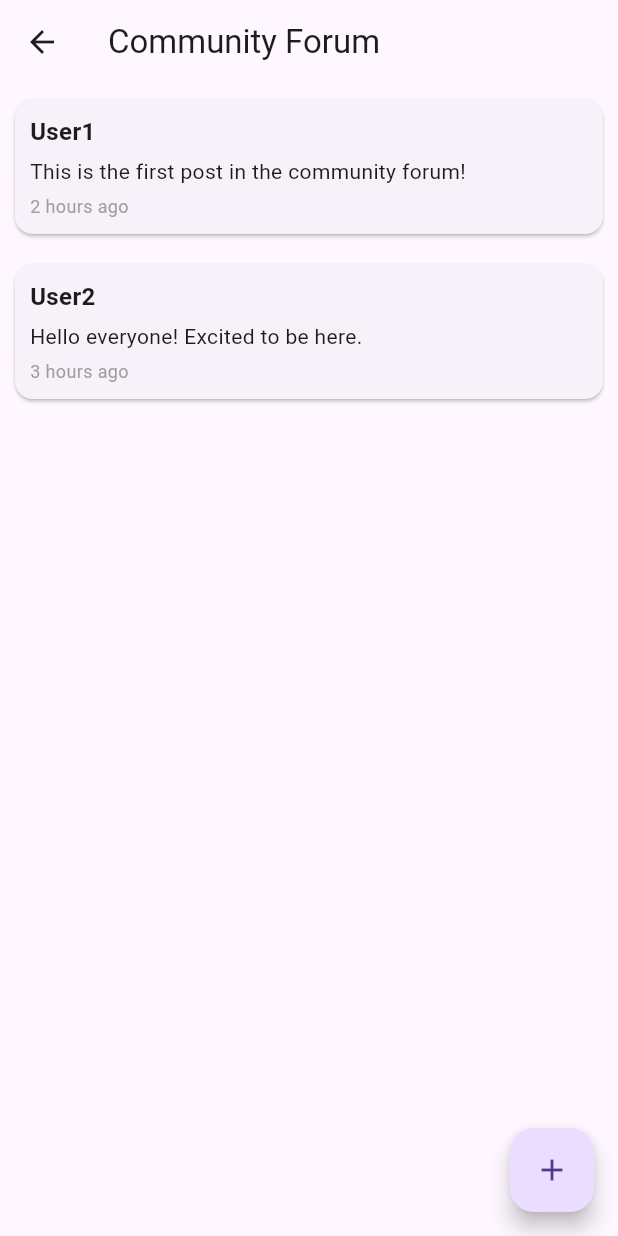
After one commit to mallickhiba/aws_cat_care, a Flutter app: the PanelHomePage screen opened by its route, after a tap on "Community Forum", on a phone screen of 412 x 824 dp. The commit adds this screen. Run offline on Flutter 3.47's test engine with Material 3 defaults, Android fonts, the light colour scheme and no system bars; our stand-ins replace cloud_firestore, device_info_plus, firebase_auth, firebase_core, google_sign_in, package_info_plus and 1 more; accounts and stored records are empty.

Commit message:
adding navigation

```diff
--- a/lib/main.dart
+++ b/lib/main.dart
@@ -1,7 +1,7 @@
 import 'package:aws_cat_care/pages/signin_page.dart';
 import 'package:aws_cat_care/pages/signup_page.dart';
 // import 'package:aws_cat_care/pages/welcome_page.dart';
-import 'package:aws_cat_care/pages/volunteer_dashboard.dart';
+import 'package:aws_cat_care/pages/TODO/volunteer_dashboard.dart';
 import 'package:aws_cat_care/pages/panel_homepage.dart';
 import 'package:cloud_firestore/cloud_firestore.dart';
 import 'package:firebase_auth/firebase_auth.dart';
--- /dev/null
+++ b/lib/pages/TODO/community_forum.dart
@@ -0,0 +1,77 @@
+import 'package:flutter/material.dart';
+
+class CommunityForumPage extends StatelessWidget {
+  @override
+  Widget build(BuildContext context) {
+    return Scaffold(
+      appBar: AppBar(
+        title: Text('Community Forum'),
+      ),
+      body: ListView(
+        children: <Widget>[
+          ForumPost(
+            username: 'User1',
+            postContent: 'This is the first post in the community forum!',
+            postTime: '2 hours ago',
+          ),
+          ForumPost(
+            username: 'User2',
+            postContent: 'Hello everyone! Excited to be here.',
+            postTime: '3 hours ago',
+          ),
+          // Add more ForumPost widgets here
+        ],
+      ),
+      floatingActionButton: FloatingActionButton(
+        onPressed: () {
+          // Add post creation functionality here
+        },
+        child: Icon(Icons.add),
+      ),
+    );
+  }
+}
+
+class ForumPost extends StatelessWidget {
+  final String username;
+  final String postContent;
+  final String postTime;
+
+  ForumPost({
+    required this.username,
+    required this.postContent,
+    required this.postTime,
+  });
+
+  @override
+  Widget build(BuildContext context) {
+    return Card(
+      margin: EdgeInsets.all(10.0),
+      child: Padding(
+        padding: EdgeInsets.all(10.0),
+        child: Column(
+          crossAxisAlignment: CrossAxisAlignment.start,
+          children: <Widget>[
+            Text(
+              username,
+              style: TextStyle(
+                fontWeight: FontWeight.bold,
+                fontSize: 16.0,
+              ),
+            ),
+            SizedBox(height: 5.0),
+            Text(postContent),
+            SizedBox(height: 5.0),
+            Text(
+              postTime,
+              style: TextStyle(
+                color: Colors.grey,
+                fontSize: 12.0,
+              ),
+            ),
+          ],
+        ),
+      ),
+    );
+  }
+}
--- a/lib/pages/panel_homepage.dart
+++ b/lib/pages/panel_homepage.dart
@@ -1,10 +1,27 @@
 import 'package:cloud_firestore/cloud_firestore.dart';
 import 'package:flutter/material.dart';
 import 'package:aws_cat_care/services/authentication.dart';
-import 'cats_page.dart'; // Import the AddCatsPage
+import 'cats_page.dart';
+import 'TODO/volunteers.dart';
+import 'TODO/adoption_page.dart';
+import 'TODO/community_forum.dart';
+import 'TODO/donations_page.dart';
+import 'TODO/feeding_schedule.dart';
+import 'TODO/incidents_page.dart';
 
 class PanelHomePage extends StatelessWidget {
   const PanelHomePage({super.key});
+
+  Future<String?> _getUserName() async {
+    final userId = AuthHelper.getCurrentUser()
+        ?.uid; // Assuming getCurrentUser() returns the current user
+    if (userId == null) return null;
+
+    final userDoc =
+        await FirebaseFirestore.instance.collection("users").doc(userId).get();
+    return userDoc.data()?[
+        'firstName']; // Assuming user's first name is stored as 'firstName'
+  }
 
   @override
   Widget build(BuildContext context) {
@@ -16,38 +33,97 @@ class PanelHomePage extends StatelessWidget {
         child: Column(
           crossAxisAlignment: CrossAxisAlignment.start,
           children: <Widget>[
-            StreamBuilder(
-              stream:
-                  FirebaseFirestore.instance.collection("users").snapshots(),
-              builder: (BuildContext context, AsyncSnapshot snapshot) {
-                if (snapshot.hasData && snapshot.data != null) {
-                  final docs = snapshot.data.docs;
-                  return ListView.builder(
-                    shrinkWrap: true,
-                    physics: const NeverScrollableScrollPhysics(),
-                    itemCount: docs.length,
-                    itemBuilder: (BuildContext context, int index) {
-                      final user = docs[index].data();
-                      return ListTile(
-                        title: Text(user['name'] ?? user['email']),
-                      );
-                    },
-                  );
+            FutureBuilder<String?>(
+              future: _getUserName(),
+              builder: (context, snapshot) {
+                if (snapshot.connectionState == ConnectionState.waiting) {
+                  return const Center(child: CircularProgressIndicator());
                 }
-                return const Center(
-                  child: CircularProgressIndicator(),
+                final userName = snapshot.data ?? "User";
+                return Padding(
+                  padding: const EdgeInsets.all(16.0),
+                  child: Text(
+                    "Welcome, $userName!",
+                    style: const TextStyle(
+                        fontSize: 24, fontWeight: FontWeight.bold),
+                  ),
                 );
               },
             ),
             ElevatedButton(
-              child: const Text("Add Cats"),
+              child: const Text("Manage Cats"),
               onPressed: () {
                 Navigator.push(
                   context,
-                  MaterialPageRoute(builder: (context) => CatsPage()),
+                  MaterialPageRoute(builder: (context) => const CatsPage()),
                 );
               },
             ),
+            ElevatedButton(
+              child: const Text("Manage Volunteers"),
+              onPressed: () {
+                Navigator.push(
+                  context,
+                  MaterialPageRoute(builder: (context) => VolunteersPage()),
+                );
+              },
+            ),
+            const SizedBox(height: 20),
+            ElevatedButton(
+              child: const Text("Fostering & Adoption Page"),
+              onPressed: () {
+                Navigator.push(
+                  context,
+                  MaterialPageRoute(builder: (context) => AdoptionPage()),
+                );
+              },
+            ),
+            ElevatedButton(
+              child: const Text("Community Forum"),
+              onPressed: () {
+                Navigator.push(
+                  context,
+                  MaterialPageRoute(builder: (context) => CommunityForumPage()),
+                );
+              },
+            ),
+            ElevatedButton(
+              child: const Text("Fundraising & Donations"),
+              onPressed: () {
+                Navigator.push(
+                  context,
+                  MaterialPageRoute(builder: (context) => DonationsPage()),
+                );
+              },
+            ),
+            ElevatedButton(
+              child: const Text("Feeding Schedule"),
+              onPressed: () {
+                Navigator.push(
+                  context,
+                  MaterialPageRoute(builder: (context) => FeedingSchedule()),
+                );
+              },
+            ),
+            ElevatedButton(
+              child: const Text("Feeding Schedule"),
+              onPressed: () {
+                Navigator.push(
+                  context,
+                  MaterialPageRoute(builder: (context) => FeedingSchedule()),
+                );
+              },
+            ),
+            ElevatedButton(
+              child: const Text("Incidents"),
+              onPressed: () {
+                Navigator.push(
+                  context,
+                  MaterialPageRoute(builder: (context) => IncidentsPage()),
+                );
+              },
+            ),
+            const SizedBox(height: 20),
             ElevatedButton(
               child: const Text("Log out"),
               onPressed: () async {
--- a/lib/services/authentication.dart
+++ b/lib/services/authentication.dart
@@ -6,7 +6,7 @@ import 'package:device_info_plus/device_info_plus.dart';
 import 'package:package_info_plus/package_info_plus.dart';
 
 class AuthHelper {
-  static FirebaseAuth _auth = FirebaseAuth.instance;
+  static final FirebaseAuth _auth = FirebaseAuth.instance;
 
   static signInWithEmail(
       {required String email, required String password}) async {
@@ -38,10 +38,14 @@ class AuthHelper {
     GoogleSignIn().signOut();
     return _auth.signOut();
   }
+
+  static User? getCurrentUser() {
+    return _auth.currentUser;
+  }
 }
 
 class UserHelper {
-  static FirebaseFirestore _db = FirebaseFirestore.instance;
+  static final FirebaseFirestore _db = FirebaseFirestore.instance;
 
   static saveUser(User user) async {
     PackageInfo packageInfo = await PackageInfo.fromPlatform();
```
Also changed, not shown: lib/pages/TODO/adoption_page.dart (added, +46 -0 lines), lib/pages/TODO/donations_page.dart (added, +15 -0 lines), lib/pages/TODO/feeding_schedule.dart (added, +21 -0 lines), lib/pages/TODO/incidents_page.dart (added, +91 -0 lines), lib/pages/TODO/volunteers.dart (added, +83 -0 lines), lib/pages/cats_page.dart (+107 -98 lines), lib/pages/TODO/volunteer_dashboard.dart (renamed from lib/pages/volunteer_dashboard.dart), lib/pages/TODO/volunteer_profile.dart (added), lib/pages/TODO/volunteer_schedule.dart (added), lib/pages/donations_page.dart (deleted), lib/pages/feeding_schedule.dart (deleted), lib/pages/volunteer_profile.dart (deleted), lib/pages/volunteer_schedule.dart (deleted), lib/pages/volunteers.dart (deleted).
